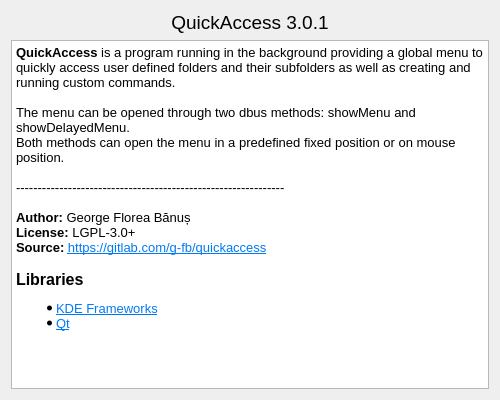
Above: ui/aboutdialog.ui from g-fb/quickaccess before the change. Below: the same form after it.
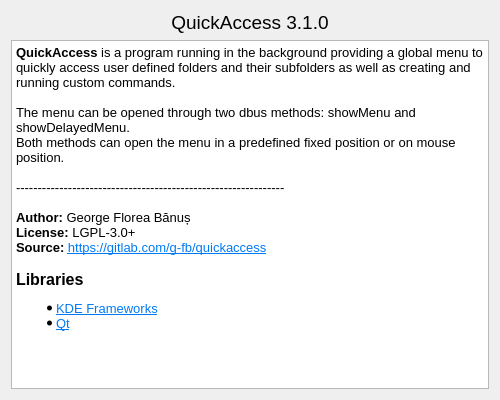
That is the form after the change.

The edit to the form file:
```diff
--- a/ui/aboutdialog.ui
+++ b/ui/aboutdialog.ui
@@ -42,7 +42,7 @@
         </font>
        </property>
        <property name="text">
-        <string>QuickAccess 3.0.1</string>
+        <string>QuickAccess 3.1.0</string>
        </property>
        <property name="alignment">
         <set>Qt::AlignCenter</set>
```
Left out of the diff: 12 changed lines with no effect on the pictures.
